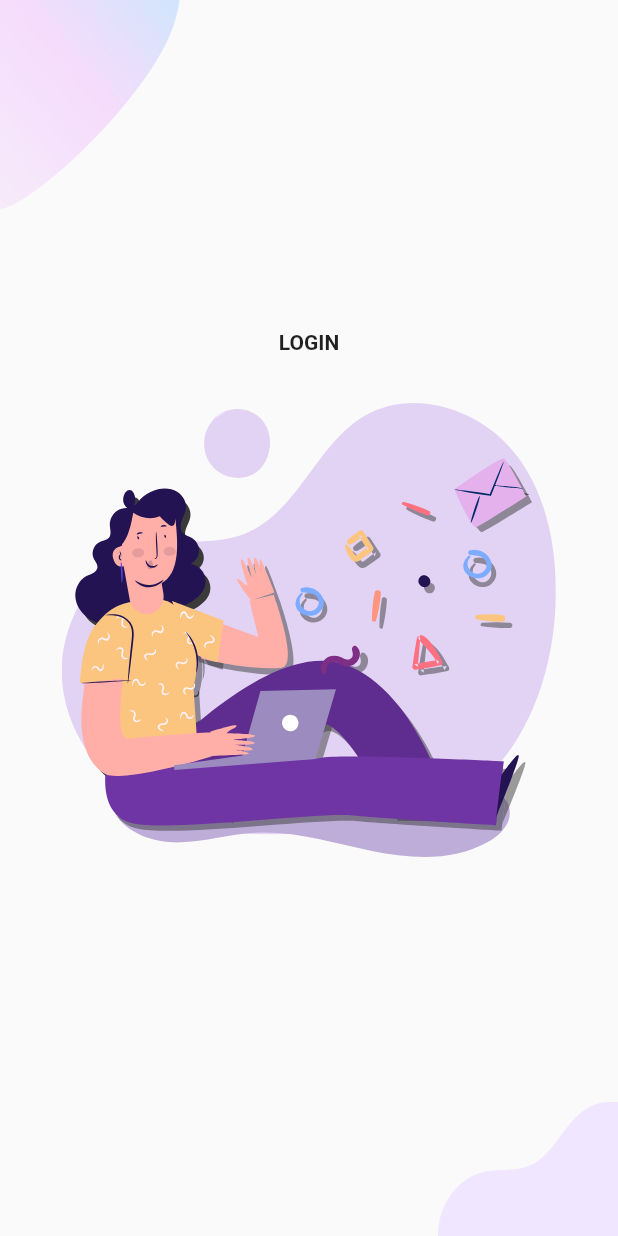
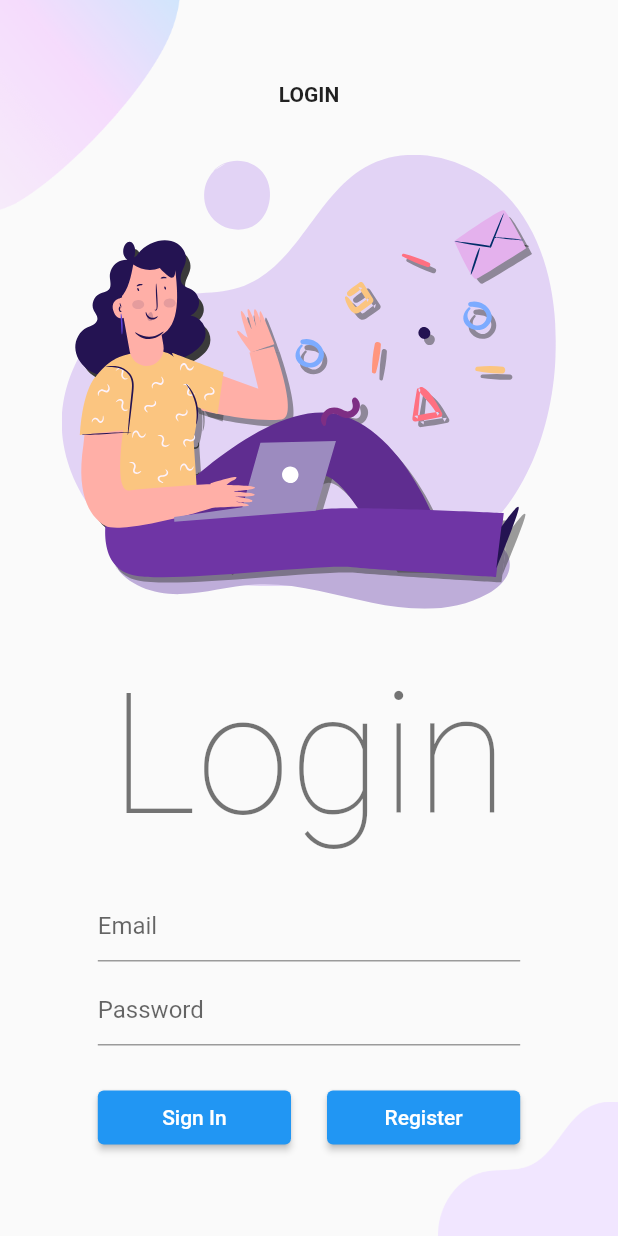
Before and after one commit to RenaldoLouis/food_algorithm_recommend, a Flutter app: the screen it shows after launch, on a phone screen of 412 x 824 dp. Run offline on Flutter 3.47's test engine with Material 2 defaults, Android fonts, the phone set to English and light mode, and no system bars; our stand-ins replace firebase_auth, firebase_core, flutter_svg; accounts and stored records are empty.

Commit message:
log in and register flow is done

```diff
--- a/lib/pages/login/Login.dart
+++ b/lib/pages/login/Login.dart
@@ -15,22 +15,20 @@ class _LoginState extends State<Login> {
   Widget build(BuildContext context) {
     return Background(
       child: SingleChildScrollView(
-        child: Row(
-          children: [
-            const Expanded(
-              child: LoginScreenTopImage(),
+        child: Column(
+          mainAxisAlignment: MainAxisAlignment.center,
+          children: <Widget>[
+            const LoginScreenTopImage(),
+            Row(
+              children: const [
+                Spacer(),
+                Expanded(
+                  flex: 8,
+                  child: LoginForm(),
+                ),
+                Spacer(),
+              ],
             ),
-            // Expanded(
-            //   child: Row(
-            //     mainAxisAlignment: MainAxisAlignment.center,
-            //     children: const [
-            //       SizedBox(
-            //         width: 450,
-            //         child: LoginForm(),
-            //       ),
-            //     ],
-            //   ),
-            // ),
           ],
         ),
       ),
--- a/lib/pages/login/LoginForm.dart
+++ b/lib/pages/login/LoginForm.dart
@@ -13,8 +13,6 @@ class LoginForm extends StatefulWidget {
 }
 
 class _LoginFormState extends State<LoginForm> {
-  @override
-  Widget build(BuildContext context) {
   final _formKey = GlobalKey<FormState>();
 
   final _emailTextController = TextEditingController();
@@ -25,16 +23,14 @@ class _LoginFormState extends State<LoginForm> {
 
   bool _isProcessing = false;
 
+  @override
+  Widget build(BuildContext context) {
     return GestureDetector(
       onTap: () {
         _focusEmail.unfocus();
         _focusPassword.unfocus();
       },
-      child: Scaffold(
-        appBar: AppBar(
-          title: Text('Firebase Authentication'),
-        ),
-        body: Padding(
+      child: Padding(
         padding: const EdgeInsets.only(left: 24.0, right: 24.0),
         child: Column(
           mainAxisAlignment: MainAxisAlignment.center,
@@ -43,7 +39,7 @@ class _LoginFormState extends State<LoginForm> {
               padding: const EdgeInsets.only(bottom: 24.0),
               child: Text(
                 'Login',
-                  style: Theme.of(context).textTheme.headline1,
+                style: Theme.of(context).textTheme.displayLarge,
               ),
             ),
             Form(
@@ -60,13 +56,13 @@ class _LoginFormState extends State<LoginForm> {
                       hintText: "Email",
                       errorBorder: UnderlineInputBorder(
                         borderRadius: BorderRadius.circular(6.0),
-                          borderSide: BorderSide(
+                        borderSide: const BorderSide(
                           color: Colors.red,
                         ),
                       ),
                     ),
                   ),
-                    SizedBox(height: 8.0),
+                  const SizedBox(height: 8.0),
                   TextFormField(
                     controller: _passwordTextController,
                     focusNode: _focusPassword,
@@ -78,15 +74,15 @@ class _LoginFormState extends State<LoginForm> {
                       hintText: "Password",
                       errorBorder: UnderlineInputBorder(
                         borderRadius: BorderRadius.circular(6.0),
-                          borderSide: BorderSide(
+                        borderSide: const BorderSide(
                           color: Colors.red,
                         ),
                       ),
                     ),
                   ),
-                    SizedBox(height: 24.0),
+                  const SizedBox(height: 24.0),
                   _isProcessing
-                        ? CircularProgressIndicator()
+                      ? const CircularProgressIndicator()
                       : Row(
                           mainAxisAlignment: MainAxisAlignment.spaceBetween,
                           children: [
@@ -101,8 +97,8 @@ class _LoginFormState extends State<LoginForm> {
                                       _isProcessing = true;
                                     });
 
-                                      User? user = await FireAuth
-                                          .signInUsingEmailPassword(
+                                    User? user =
+                                        await FireAuth.signInUsingEmailPassword(
                                       email: _emailTextController.text,
                                       password: _passwordTextController.text,
                                     );
@@ -121,13 +117,13 @@ class _LoginFormState extends State<LoginForm> {
                                     }
                                   }
                                 },
-                                  child: Text(
+                                child: const Text(
                                   'Sign In',
                                   style: TextStyle(color: Colors.white),
                                 ),
                               ),
                             ),
-                              SizedBox(width: 24.0),
+                            const SizedBox(width: 24.0),
                             Expanded(
                               child: ElevatedButton(
                                 onPressed: () {
@@ -151,7 +147,6 @@ class _LoginFormState extends State<LoginForm> {
           ],
         ),
       ),
-      ),
     );
   }
 }
--- a/lib/pages/register/Register.dart
+++ b/lib/pages/register/Register.dart
@@ -12,8 +12,6 @@ class Register extends StatefulWidget {
 }
 
 class _RegisterState extends State<Register> {
-  @override
-  Widget build(BuildContext context) {
   final _registerFormKey = GlobalKey<FormState>();
 
   final _nameTextController = TextEditingController();
@@ -26,6 +24,8 @@ class _RegisterState extends State<Register> {
 
   bool _isProcessing = false;
 
+  @override
+  Widget build(BuildContext context) {
     return GestureDetector(
       onTap: () {
         _focusName.unfocus();
```
Also changed, not shown: lib/pages/profile/Profile.dart (+117 -2 lines). Lines whose indentation alone changed are shown as unchanged.
